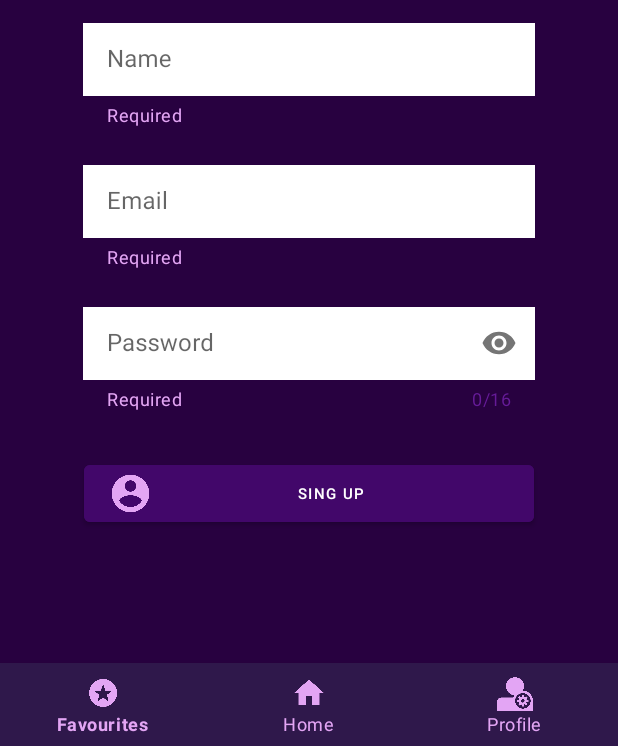
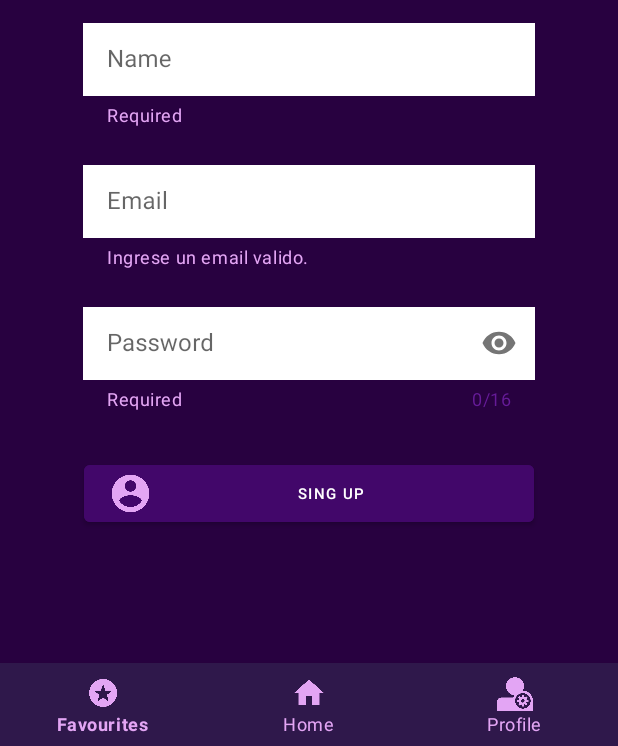
Before and after one commit to MyUnicaucaGit/Moovster, an Android app: the fragment user_register placed in its activity, after a tap on "SING UP", on a phone screen of 412 x 824 dp, the part 490-1236 px from its top. Run offline under Robolectric (Android 15) with nearby library versions, the phone set to English and light mode, and no system bars; our stand-ins replace Volley, navigation-ui; libraries missing offline, so code that uses them is left out: com.jackandphantom.carouselrecyclerview; network calls fail.

Commit message:
register user validation OK

```diff
--- a/app/src/main/java/edu/unicauca/moovster/ui/login/user_register.java
+++ b/app/src/main/java/edu/unicauca/moovster/ui/login/user_register.java
@@ -82,8 +82,9 @@ public class user_register extends Fragment {
                 TextView txtPassword = view.findViewById(R.id.registerPassword);
                 TextView txtName = view.findViewById(R.id.registerName);
                 boolean isEmailValid = Patterns.EMAIL_ADDRESS.matcher(txtEmail.getText().toString()).matches();
-                TextInputLayout email = view.findViewById(R.id.loginEmailC);
-                TextInputLayout password = view.findViewById(R.id.loginPasswordC);
+                TextInputLayout name = view.findViewById(R.id.registerNameC);
+                TextInputLayout email = view.findViewById(R.id.registerEmailC);
+                TextInputLayout password = view.findViewById(R.id.registerPasswordC);
                 if (isEmailValid){
                     email.setHelperText("");
                 }else {
@@ -95,7 +96,7 @@ public class user_register extends Fragment {
                     password.setHelperText(getString(R.string.required));
                 }
                 if (txtName.getText().toString().length()>0){
-                    password.setHelperText("");
+                    name.setHelperText("");
                 }else {
                     password.setHelperText(getString(R.string.required));
                 }
```
